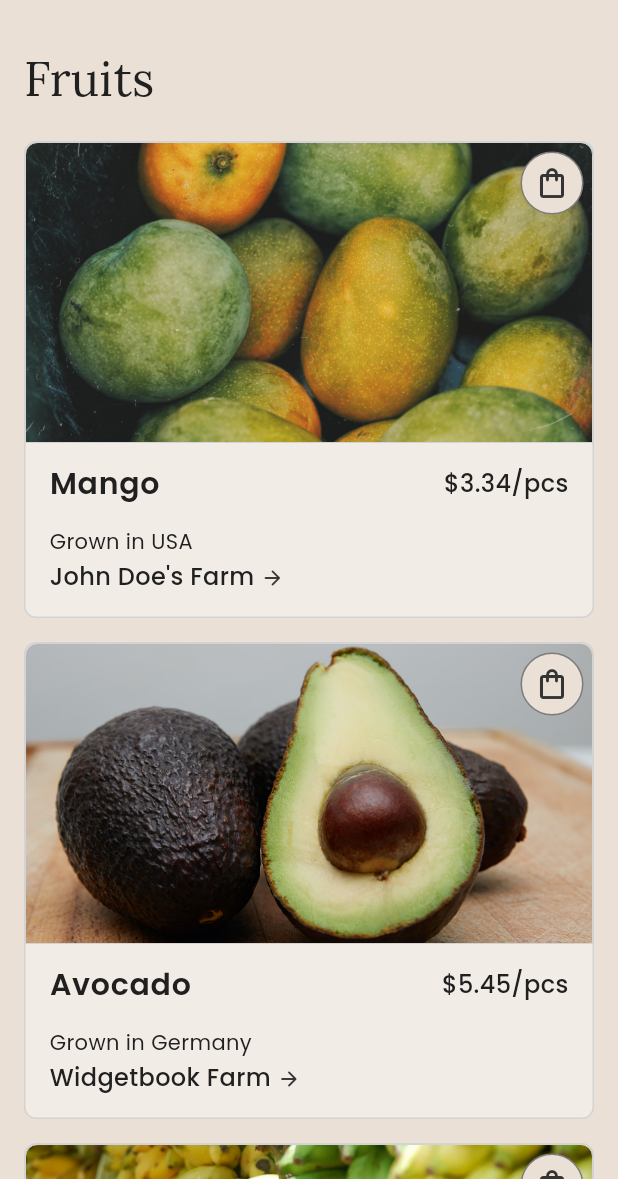
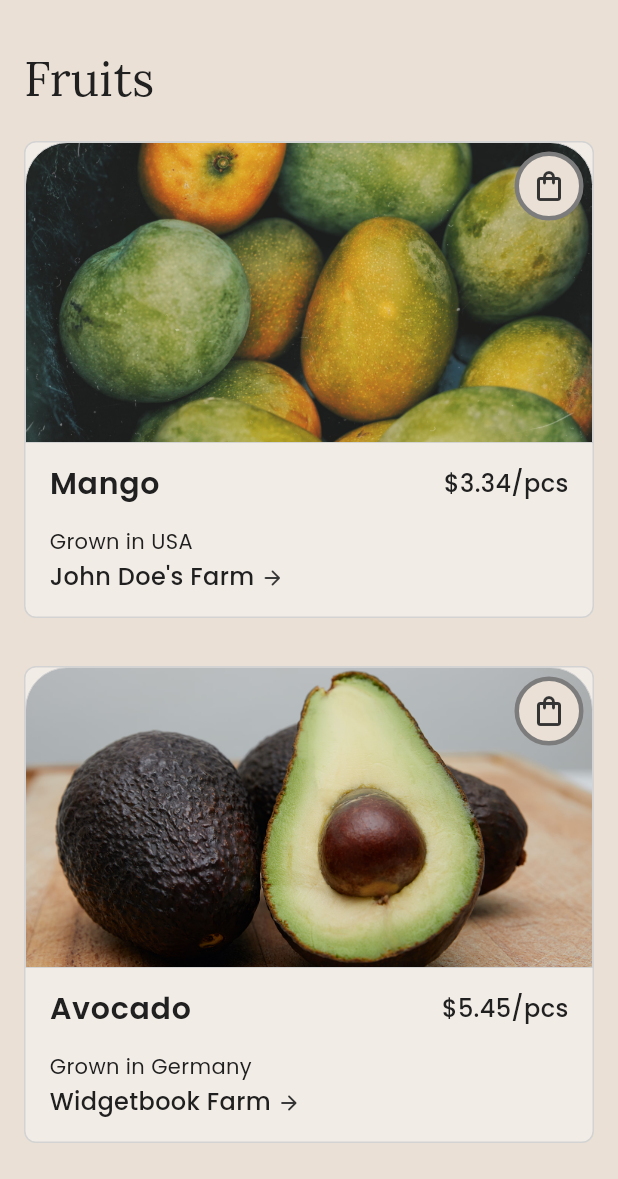
Before and after one commit to widgetbook/widgetbook-cloud-demo, a Flutter app: the screen it shows after launch, on a phone screen of 412 x 824 dp, the part 57-1236 px from its top. Run offline on Flutter 3.47's test engine with Material 2 defaults, Android fonts, the phone set to English and light mode, and no system bars; our stand-ins replace go_router, google_fonts; missing offline and left inert: widgetbook, widgetbook_annotation; generated files the repository leaves out were written again.

Commit message:
feat: set up branch

```diff
--- a/lib/home/screen/home_screen.dart
+++ b/lib/home/screen/home_screen.dart
@@ -70,7 +70,7 @@ class HomeScreen extends StatelessWidget {
                       return AlignedGridView.count(
                         padding: EdgeInsets.zero,
                         crossAxisCount: max(1, constraints.maxWidth ~/ 300),
-                        mainAxisSpacing: AppTheme.of(context).spacing.medium,
+                        mainAxisSpacing: AppTheme.of(context).spacing.extraLarge,
                         crossAxisSpacing: AppTheme.of(context).spacing.medium,
                         itemCount: fruits.length,
                         itemBuilder: (context, index) {
--- a/lib/home/widgets/add_basket_button.dart
+++ b/lib/home/widgets/add_basket_button.dart
@@ -10,7 +10,7 @@ import 'package:widgetbook_annotation/widgetbook_annotation.dart';
 )
 Widget buildIconButtonUseCase(BuildContext context) {
   return AddBasketButton(
-    icon: Icons.add,
+    icon: Icons.shopping_bag_outlined,
     onPressed: () {},
   );
 }
@@ -40,6 +40,7 @@ class AddBasketButton extends StatelessWidget {
           ),
           border: Border.all(
             color: AppTheme.of(context).border.highEmphasis,
+            width: 3,
           ),
         ),
         child: Icon(
--- a/lib/home/widgets/fruit_card.dart
+++ b/lib/home/widgets/fruit_card.dart
@@ -13,7 +13,7 @@ import 'package:widgetbook_annotation/widgetbook_annotation.dart';
   designLink:
       'https://www.figma.com/file/EXuEpwiyksLAejYX1qr1v4/Demo-App-featuring-variables?type=design&node-id=60-3200&mode=dev',
 )
-Widget fuitCard(BuildContext context) {
+Widget fruitCard(BuildContext context) {
   return Padding(
     padding: const EdgeInsets.all(8.0),
     child: FruitCard(
@@ -47,10 +47,10 @@ class FruitCard extends StatelessWidget {
                 decoration: BoxDecoration(
                   borderRadius: BorderRadius.only(
                     topLeft: Radius.circular(
-                      AppTheme.of(context).radius.small,
+                      AppTheme.of(context).radius.extraLarge,
                     ),
                     topRight: Radius.circular(
-                      AppTheme.of(context).radius.small,
+                      AppTheme.of(context).radius.extraLarge,
                     ),
                   ),
                   border: Border.all(
```
Also changed, not shown: lib/widgetbook.directories.g.dart.
